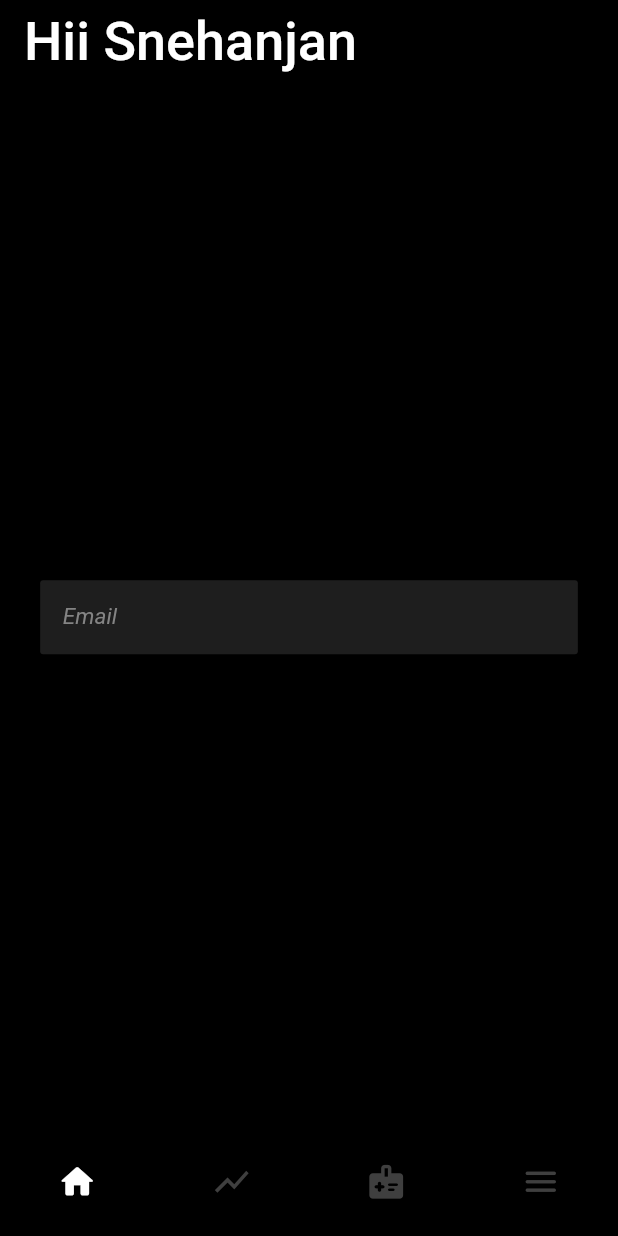
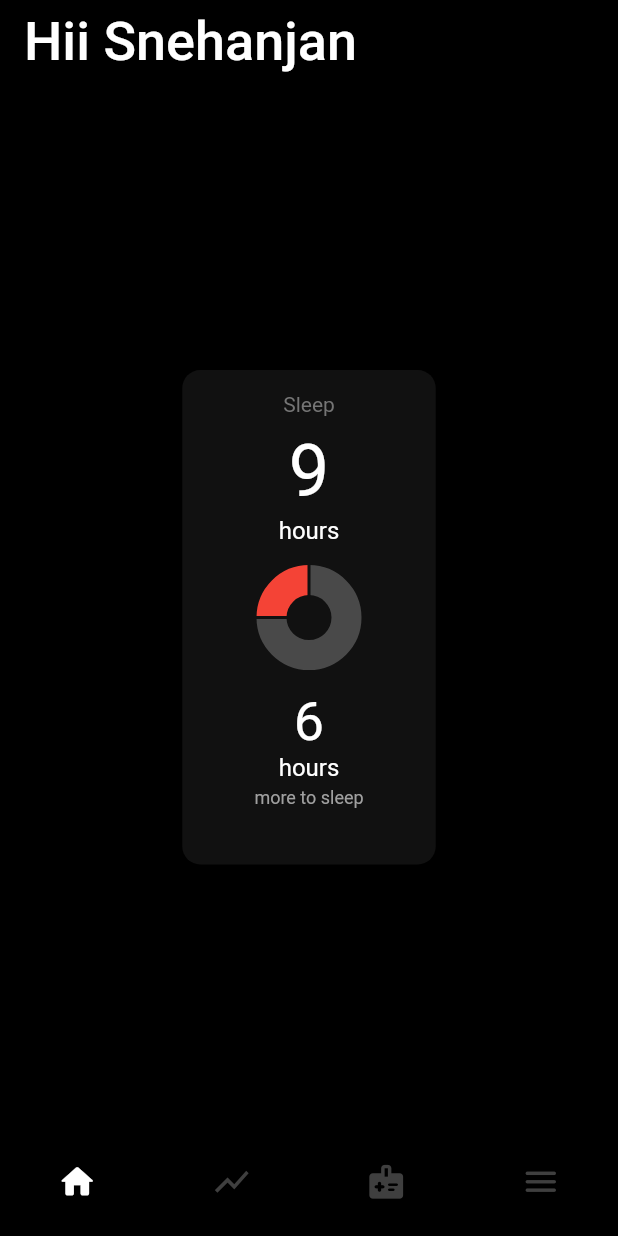
Before and after one commit to tanmoysrt/optum_hackathon_flutter_front, a Flutter app: the screen it shows after launch, on a phone screen of 412 x 824 dp. Run offline on Flutter 3.47's test engine with Material 2 defaults, Android fonts, the phone set to English and light mode, and no system bars; drawn by our look-alikes of fl_chart; Roboto replaces fonts that are missing (Rounded).

Commit message:
adding the correct graph

```diff
--- a/lib/Pages/home.dart
+++ b/lib/Pages/home.dart
@@ -1,4 +1,5 @@
 import 'package:flutter/material.dart';
+import 'package:optum_hackathon/components/vertical_card.dart';
 
 class HomePage extends StatelessWidget {
 // have to use thsi container with inkwell to insert button functions
@@ -9,33 +10,7 @@ class HomePage extends StatelessWidget {
 
     return Scaffold(
       body: Center(
-        child: Padding(
-          padding: const EdgeInsets.symmetric(horizontal: 0),
-          child: Container(
-            width: buttonWidth,
-            height: buttonHeight,
-            decoration: const BoxDecoration(
-                color: Color(0xff1E1E1E),
-                borderRadius: BorderRadius.all(Radius.circular(2))),
-            child: const Padding(
-              padding: EdgeInsets.symmetric(horizontal: 15.0),
-              child: TextField(
-                style: TextStyle(color: Colors.white,fontSize: 15,fontFamily: 'Rounded'),
-                keyboardType: TextInputType.emailAddress,
-                cursorColor: Color(0xff848484),
-                decoration: InputDecoration(
-                  hintText: 'Email',
-                  hintStyle: TextStyle(
-                      color: Color(0xff848484),
-                      fontStyle: FontStyle.italic,
-                      fontFamily: 'Rounded'),
-                  border: InputBorder.none,
-                  focusColor: Colors.grey,
-                ),
-              ),
-            ),
-          ),
-        ),
+        child: verticalCard(vitalName: 'Sleep', currentMeasurement:'9', requiredMeasuremet: '6', unitsMeasured: 'hours', unitsToMeasure: 'hours', statementToMotivate: 'more to sleep')
       ),
     );
   }
--- a/lib/components/input_box.dart
+++ b/lib/components/input_box.dart
@@ -1,7 +1,6 @@
 import 'package:flutter/material.dart';
 
 class InoutBox extends StatelessWidget {
-
   @override
   Widget build(BuildContext context) {
     double buttonWidth = MediaQuery.of(context).size.width * 0.87;
@@ -17,7 +16,8 @@ class InoutBox extends StatelessWidget {
         child: const Padding(
           padding: EdgeInsets.symmetric(horizontal: 15.0),
           child: TextField(
-            style: TextStyle(color: Colors.white,fontSize: 15,fontFamily: 'Rounded'),
+            style: TextStyle(
+                color: Colors.white, fontSize: 15, fontFamily: 'Rounded'),
             keyboardType: TextInputType.emailAddress,
             cursorColor: Color(0xff848484),
             decoration: InputDecoration(
--- a/lib/components/vertical_card.dart
+++ b/lib/components/vertical_card.dart
@@ -10,8 +10,7 @@ class verticalCard extends StatelessWidget {
   String unitsToMeasure;
   String statementToMotivate;
 
-  verticalCard(
-      {required this.vitalName,
+  verticalCard({required this.vitalName,
     required this.currentMeasurement,
     required this.requiredMeasuremet,
     required this.unitsMeasured,
@@ -20,12 +19,18 @@ class verticalCard extends StatelessWidget {
 
   @override
   Widget build(BuildContext context) {
-    double screenHeight = MediaQuery.of(context).size.height;
-    double screenWidth = MediaQuery.of(context).size.width;
+    double screenHeight = MediaQuery
+        .of(context)
+        .size
+        .height;
+    double screenWidth = MediaQuery
+        .of(context)
+        .size
+        .width;
     return Padding(
       padding: const EdgeInsets.all(15),
       child: Container(
-        decoration: BoxDecoration(
+        decoration: const BoxDecoration(
           borderRadius: BorderRadius.all(Radius.circular(12)),
           color: Color(0xff111111),
         ),
@@ -46,7 +51,7 @@ class verticalCard extends StatelessWidget {
               ),
               Text(
                 currentMeasurement,
-                style: TextStyle(
+                style: const TextStyle(
                     fontSize: 48, color: Colors.white, fontFamily: 'Rounded'),
               ),
               SizedBox(
@@ -54,7 +59,7 @@ class verticalCard extends StatelessWidget {
               ),
               Text(
                 unitsMeasured,
-                style: TextStyle(
+                style: const TextStyle(
                     fontSize: 16, color: Colors.white, fontFamily: 'Rounded'),
               ),
 
@@ -62,8 +67,8 @@ class verticalCard extends StatelessWidget {
               Padding(
                 padding: const EdgeInsets.all(3.0),
                 child: Container(
-                  height: screenHeight*0.11,
-                  width: screenWidth*0.15,
+                  height: screenHeight * 0.11,
+                  width: screenWidth * 0.15,
                   child: PieChart(
                     PieChartData(
                         startDegreeOffset: 180,
@@ -78,7 +83,7 @@ class verticalCard extends StatelessWidget {
 
               Text(
                 requiredMeasuremet,
-                style: TextStyle(
+                style: const TextStyle(
                     fontSize: 36, color: Colors.white, fontFamily: 'Rounded'),
               ),
               Text(
@@ -104,9 +109,9 @@ class verticalCard extends StatelessWidget {
   }
 }
 
-List<PieChartSectionData> theSections(){
-  return List.generate(2, (index) => PieChartSectionData(
-      color: Colors.blue,
+List<PieChartSectionData> theSections() {
+  return [PieChartSectionData(
+      color: Colors.red,
       value: 25,
       title: '',
       radius: 20,
@@ -114,8 +119,17 @@ List<PieChartSectionData> theSections(){
         fontSize: 18,
         fontWeight: FontWeight.bold,
         color: Color(0xff90672d),
-      ),
-
-
-  ));
+      ))
+  ,
+    PieChartSectionData(
+        color: Colors.grey.withOpacity(0.4),
+        value: 75,
+        title: '',
+        radius: 20,
+        titleStyle: const TextStyle(
+          fontSize: 18,
+          fontWeight: FontWeight.bold,
+          color: Color(0xff90672d),
+        ))
+  ];
 }
```
Lines whose indentation alone changed are shown as unchanged.
